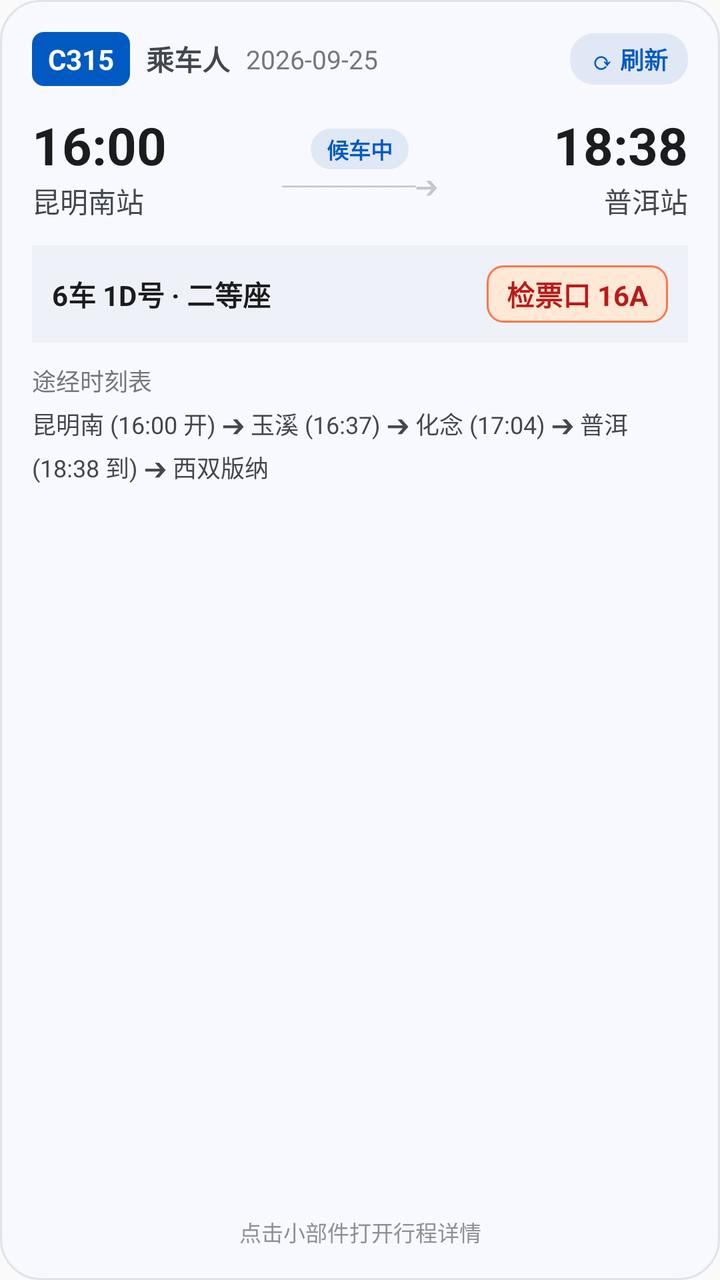
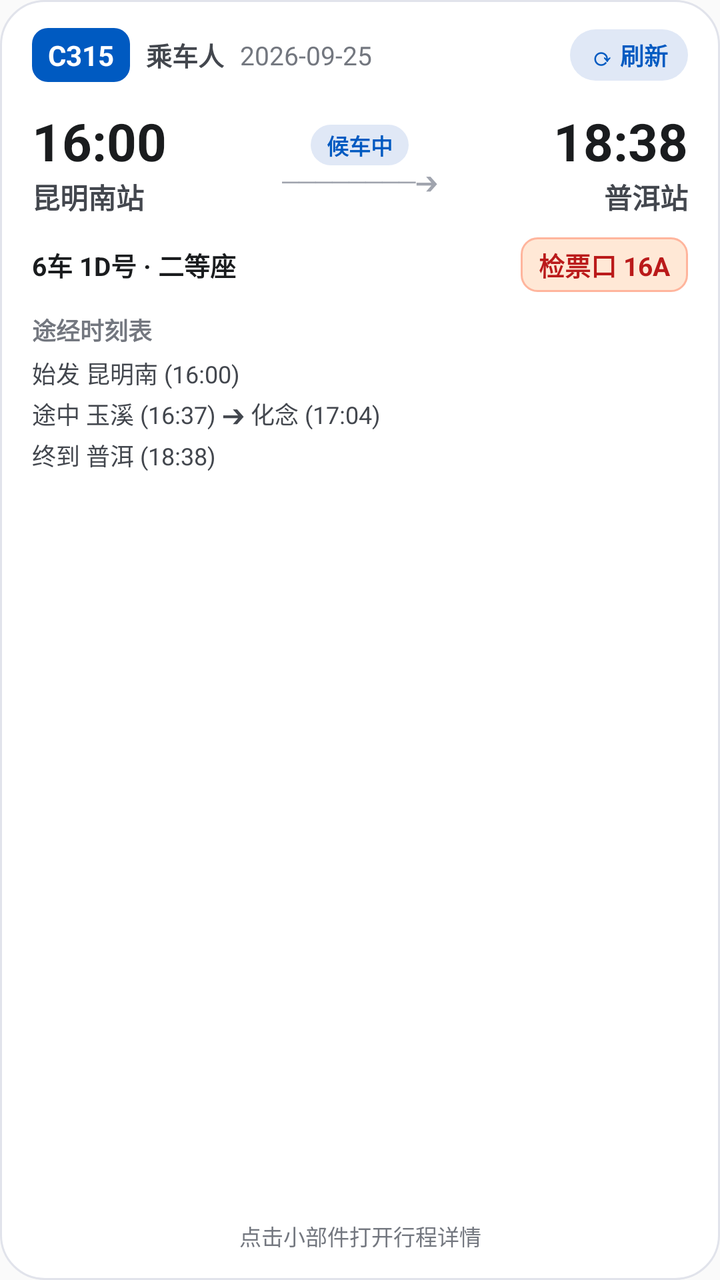

The first picture is an Android layout as it rendered before a commit; the second is the same layout after the commit. The layout source and the unified diff follow.
<!-- AndroidManifest.xml: application theme Theme.RailWidget -->
<!-- res/layout/widget_trip_4x4.xml -->
<?xml version="1.0" encoding="utf-8"?>
<LinearLayout xmlns:android="http://schemas.android.com/apk/res/android"
    android:id="@+id/widget_root"
    android:layout_width="match_parent"
    android:layout_height="match_parent"
    android:background="@drawable/bg_widget_card"
    android:orientation="vertical"
    android:padding="16dp">

    
    <LinearLayout
        android:layout_width="match_parent"
        android:layout_height="wrap_content"
        android:gravity="center_vertical"
        android:orientation="horizontal">

        <TextView
            android:id="@+id/tv_train_code"
            android:layout_width="wrap_content"
            android:layout_height="wrap_content"
            android:background="@drawable/bg_train_badge"
            android:paddingHorizontal="8dp"
            android:paddingVertical="4dp"
            android:text="C315"
            android:textColor="#FFFFFF"
            android:textSize="14sp"
            android:textStyle="bold" />

        <TextView
            android:id="@+id/tv_passenger"
            android:layout_width="wrap_content"
            android:layout_height="wrap_content"
            android:layout_marginStart="8dp"
            android:text="乘车人"
            android:textColor="#43474E"
            android:textSize="14sp"
            android:textStyle="bold" />

        <TextView
            android:id="@+id/tv_date"
            android:layout_width="0dp"
            android:layout_height="wrap_content"
            android:layout_marginStart="8dp"
            android:layout_weight="1"
            android:text="2026-09-25"
            android:textColor="#73777F"
            android:textSize="13sp" />

        
        <TextView
            android:id="@+id/btn_refresh"
            android:layout_width="wrap_content"
            android:layout_height="wrap_content"
            android:background="@drawable/bg_status_pill"
            android:paddingHorizontal="10dp"
            android:paddingVertical="4dp"
            android:text="⟳ 刷新"
            android:textColor="#005AC1"
            android:textSize="12sp"
            android:textStyle="bold" />
    </LinearLayout>

    
    <LinearLayout
        android:layout_width="match_parent"
        android:layout_height="wrap_content"
        android:layout_marginTop="12dp"
        android:gravity="center_vertical"
        android:orientation="horizontal">

        
        <LinearLayout
            android:layout_width="wrap_content"
            android:layout_height="wrap_content"
            android:orientation="vertical">

            <TextView
                android:id="@+id/tv_dep_time"
                android:layout_width="wrap_content"
                android:layout_height="wrap_content"
                android:text="16:00"
                android:textColor="#1A1C1E"
                android:textSize="26sp"
                android:textStyle="bold" />

            <TextView
                android:id="@+id/tv_dep_station"
                android:layout_width="wrap_content"
                android:layout_height="wrap_content"
                android:text="昆明南站"
                android:textColor="#43474E"
                android:textSize="14sp" />
        </LinearLayout>

        
        <LinearLayout
            android:layout_width="0dp"
            android:layout_height="wrap_content"
            android:layout_weight="1"
            android:gravity="center"
            android:orientation="vertical">

            <TextView
                android:id="@+id/tv_status"
                android:layout_width="wrap_content"
                android:layout_height="wrap_content"
                android:background="@drawable/bg_status_pill"
                android:paddingHorizontal="8dp"
                android:paddingVertical="2dp"
                android:text="候车中"
                android:textColor="#005AC1"
                android:textSize="11sp"
                android:textStyle="bold" />

            <TextView
                android:layout_width="wrap_content"
                android:layout_height="wrap_content"
                android:text="────────➔"
                android:textColor="#C4C6D0"
                android:textSize="12sp" />
        </LinearLayout>

        
        <LinearLayout
            android:layout_width="wrap_content"
            android:layout_height="wrap_content"
            android:gravity="end"
            android:orientation="vertical">

            <TextView
                android:id="@+id/tv_arr_time"
                android:layout_width="wrap_content"
                android:layout_height="wrap_content"
                android:text="18:38"
                android:textColor="#1A1C1E"
                android:textSize="26sp"
                android:textStyle="bold" />

            <TextView
                android:id="@+id/tv_arr_station"
                android:layout_width="wrap_content"
                android:layout_height="wrap_content"
                android:text="普洱站"
                android:textColor="#43474E"
                android:textSize="14sp" />
        </LinearLayout>
    </LinearLayout>

    
    <LinearLayout
        android:layout_width="match_parent"
        android:layout_height="wrap_content"
        android:layout_marginTop="12dp"
        android:background="#EFF1F9"
        android:gravity="center_vertical"
        android:orientation="horizontal"
        android:padding="10dp">

        <TextView
            android:id="@+id/tv_seat_detail"
            android:layout_width="0dp"
            android:layout_height="wrap_content"
            android:layout_weight="1"
            android:text="6车 1D号 · 二等座"
            android:textColor="#1A1C1E"
            android:textSize="14sp"
            android:textStyle="bold" />

        <TextView
            android:id="@+id/tv_gate"
            android:layout_width="wrap_content"
            android:layout_height="wrap_content"
            android:background="@drawable/bg_badge_gate"
            android:paddingHorizontal="10dp"
            android:paddingVertical="4dp"
            android:text="检票口 16A"
            android:textColor="#BA1A1A"
            android:textSize="14sp"
            android:textStyle="bold" />
    </LinearLayout>

    
    <TextView
        android:layout_width="wrap_content"
        android:layout_height="wrap_content"
        android:layout_marginTop="10dp"
        android:text="途经时刻表"
        android:textColor="#73777F"
        android:textSize="12sp" />

    <TextView
        android:id="@+id/tv_stops_summary"
        android:layout_width="match_parent"
        android:layout_height="0dp"
        android:layout_marginTop="4dp"
        android:layout_weight="1"
        android:ellipsize="end"
        android:lineSpacingExtra="4dp"
        android:maxLines="3"
        android:text="昆明南 (16:00 开) ➔ 玉溪 (16:37) ➔ 化念 (17:04) ➔ 普洱 (18:38 到) ➔ 西双版纳"
        android:textColor="#43474E"
        android:textSize="12sp" />

    
    <TextView
        android:id="@+id/tv_footnote"
        android:layout_width="match_parent"
        android:layout_height="wrap_content"
        android:gravity="center"
        android:text="点击小部件打开行程详情"
        android:textColor="#8E9099"
        android:textSize="11sp" />

</LinearLayout>
<!-- resources referenced by this layout -->
<resources>
  <!-- drawable bg_badge_gate (drawable) -->
  <?xml version="1.0" encoding="utf-8"?>
  <shape xmlns:android="http://schemas.android.com/apk/res/android"
      android:shape="rectangle">
      <corners android:radius="8dp" />
      <solid android:color="#FFE8D6" />
      <stroke
          android:width="1dp"
          android:color="#FF764C" />
  </shape>
  <!-- drawable bg_status_pill (drawable) -->
  <?xml version="1.0" encoding="utf-8"?>
  <shape xmlns:android="http://schemas.android.com/apk/res/android"
      android:shape="rectangle">
      <corners android:radius="12dp" />
      <solid android:color="#E0E8F6" />
  </shape>
  <!-- drawable bg_train_badge (drawable) -->
  <?xml version="1.0" encoding="utf-8"?>
  <shape xmlns:android="http://schemas.android.com/apk/res/android"
      android:shape="rectangle">
      <corners android:radius="6dp" />
      <solid android:color="#005AC1" />
  </shape>
  <!-- drawable bg_widget_card (drawable) -->
  <?xml version="1.0" encoding="utf-8"?>
  <shape xmlns:android="http://schemas.android.com/apk/res/android"
      android:shape="rectangle">
      <corners android:radius="20dp" />
      <solid android:color="#F8F9FE" />
      <stroke
          android:width="1dp"
          android:color="#E1E2EC" />
  </shape>
  <style name="Theme.RailWidget" parent="android:Theme.Material.Light.NoActionBar">
          <item name="android:statusBarColor">@android:color/transparent</item>
          <item name="android:navigationBarColor">@android:color/transparent</item>
      </style>
</resources>

<!-- the commit's change to res/layout/widget_trip_4x4.xml (unified diff, before → after) -->
@@ -5,7 +5,10 @@
     android:layout_height="match_parent"
     android:background="@drawable/bg_widget_card"
     android:orientation="vertical"
-    android:padding="16dp">
+    android:paddingLeft="16dp"
+    android:paddingTop="14dp"
+    android:paddingRight="16dp"
+    android:paddingBottom="14dp">
 
     
     <LinearLayout
@@ -19,10 +22,12 @@
             android:layout_width="wrap_content"
             android:layout_height="wrap_content"
             android:background="@drawable/bg_train_badge"
-            android:paddingHorizontal="8dp"
-            android:paddingVertical="4dp"
+            android:paddingLeft="8dp"
+            android:paddingTop="4dp"
+            android:paddingRight="8dp"
+            android:paddingBottom="4dp"
             android:text="C315"
-            android:textColor="#FFFFFF"
+            android:textColor="@color/rail_on_primary"
             android:textSize="14sp"
             android:textStyle="bold" />
 
@@ -30,20 +35,28 @@
             android:id="@+id/tv_passenger"
             android:layout_width="wrap_content"
             android:layout_height="wrap_content"
+            android:layout_marginLeft="8dp"
             android:layout_marginStart="8dp"
+            android:ellipsize="end"
+            android:maxLines="1"
+            android:singleLine="true"
             android:text="乘车人"
-            android:textColor="#43474E"
-            android:textSize="14sp"
+            android:textColor="@color/widget_text_secondary"
+            android:textSize="13sp"
             android:textStyle="bold" />
 
         <TextView
             android:id="@+id/tv_date"
             android:layout_width="0dp"
             android:layout_height="wrap_content"
+            android:layout_marginLeft="8dp"
             android:layout_marginStart="8dp"
             android:layout_weight="1"
+            android:ellipsize="end"
+            android:maxLines="1"
+            android:singleLine="true"
             android:text="2026-09-25"
-            android:textColor="#73777F"
+            android:textColor="@color/widget_text_tertiary"
             android:textSize="13sp" />
 
         
@@ -52,10 +65,12 @@
             android:layout_width="wrap_content"
             android:layout_height="wrap_content"
             android:background="@drawable/bg_status_pill"
-            android:paddingHorizontal="10dp"
-            android:paddingVertical="4dp"
+            android:paddingLeft="10dp"
+            android:paddingTop="4dp"
+            android:paddingRight="10dp"
+            android:paddingBottom="4dp"
             android:text="⟳ 刷新"
-            android:textColor="#005AC1"
+            android:textColor="@color/rail_primary"
             android:textSize="12sp"
             android:textStyle="bold" />
     </LinearLayout>
@@ -70,8 +85,10 @@
 
         
         <LinearLayout
-            android:layout_width="wrap_content"
-            android:layout_height="wrap_content"
+            android:layout_width="0dp"
+            android:layout_height="wrap_content"
+            android:layout_weight="1"
+            android:gravity="start|center_vertical"
             android:orientation="vertical">
 
             <TextView
@@ -79,7 +96,7 @@
                 android:layout_width="wrap_content"
                 android:layout_height="wrap_content"
                 android:text="16:00"
-                android:textColor="#1A1C1E"
+                android:textColor="@color/widget_text_primary"
                 android:textSize="26sp"
                 android:textStyle="bold" />
 
@@ -87,16 +104,21 @@
                 android:id="@+id/tv_dep_station"
                 android:layout_width="wrap_content"
                 android:layout_height="wrap_content"
+                android:ellipsize="end"
+                android:maxLines="1"
+                android:singleLine="true"
                 android:text="昆明南站"
-                android:textColor="#43474E"
-                android:textSize="14sp" />
+                android:textColor="@color/widget_text_secondary"
+                android:textSize="14sp"
+                android:textStyle="bold" />
         </LinearLayout>
 
         
         <LinearLayout
-            android:layout_width="0dp"
-            android:layout_height="wrap_content"
-            android:layout_weight="1"
+            android:layout_width="wrap_content"
+            android:layout_height="wrap_content"
+            android:layout_marginLeft="6dp"
+            android:layout_marginRight="6dp"
             android:gravity="center"
             android:orientation="vertical">
 
@@ -105,10 +127,12 @@
                 android:layout_width="wrap_content"
                 android:layout_height="wrap_content"
                 android:background="@drawable/bg_status_pill"
-                android:paddingHorizontal="8dp"
-                android:paddingVertical="2dp"
+                android:paddingLeft="8dp"
+                android:paddingTop="2dp"
+                android:paddingRight="8dp"
+                android:paddingBottom="2dp"
                 android:text="候车中"
-                android:textColor="#005AC1"
+                android:textColor="@color/rail_status_waiting_text"
                 android:textSize="11sp"
                 android:textStyle="bold" />
 
@@ -116,15 +140,16 @@
                 android:layout_width="wrap_content"
                 android:layout_height="wrap_content"
                 android:text="────────➔"
-                android:textColor="#C4C6D0"
+                android:textColor="@color/widget_text_route_arrow"
                 android:textSize="12sp" />
         </LinearLayout>
 
         
         <LinearLayout
-            android:layout_width="wrap_content"
-            android:layout_height="wrap_content"
-            android:gravity="end"
+            android:layout_width="0dp"
+            android:layout_height="wrap_content"
+            android:layout_weight="1"
+            android:gravity="end|center_vertical"
             android:orientation="vertical">
 
             <TextView
@@ -132,7 +157,7 @@
                 android:layout_width="wrap_content"
                 android:layout_height="wrap_content"
                 android:text="18:38"
-                android:textColor="#1A1C1E"
+                android:textColor="@color/widget_text_primary"
                 android:textSize="26sp"
                 android:textStyle="bold" />
 
@@ -140,9 +165,13 @@
                 android:id="@+id/tv_arr_station"
                 android:layout_width="wrap_content"
                 android:layout_height="wrap_content"
+                android:ellipsize="end"
+                android:maxLines="1"
+                android:singleLine="true"
                 android:text="普洱站"
-                android:textColor="#43474E"
-                android:textSize="14sp" />
+                android:textColor="@color/widget_text_secondary"
+                android:textSize="14sp"
+                android:textStyle="bold" />
         </LinearLayout>
     </LinearLayout>
 
@@ -150,20 +179,21 @@
     <LinearLayout
         android:layout_width="match_parent"
         android:layout_height="wrap_content"
-        android:layout_marginTop="12dp"
-        android:background="#EFF1F9"
+        android:layout_marginTop="10dp"
         android:gravity="center_vertical"
-        android:orientation="horizontal"
-        android:padding="10dp">
+        android:orientation="horizontal">
 
         <TextView
             android:id="@+id/tv_seat_detail"
             android:layout_width="0dp"
             android:layout_height="wrap_content"
             android:layout_weight="1"
+            android:ellipsize="end"
+            android:maxLines="1"
+            android:singleLine="true"
             android:text="6车 1D号 · 二等座"
-            android:textColor="#1A1C1E"
-            android:textSize="14sp"
+            android:textColor="@color/widget_text_primary"
+            android:textSize="13sp"
             android:textStyle="bold" />
 
         <TextView
@@ -171,11 +201,16 @@
             android:layout_width="wrap_content"
             android:layout_height="wrap_content"
             android:background="@drawable/bg_badge_gate"
-            android:paddingHorizontal="10dp"
-            android:paddingVertical="4dp"
+            android:ellipsize="end"
+            android:maxLines="1"
+            android:paddingLeft="9dp"
+            android:paddingTop="4dp"
+            android:paddingRight="9dp"
+            android:paddingBottom="4dp"
+            android:singleLine="true"
             android:text="检票口 16A"
-            android:textColor="#BA1A1A"
-            android:textSize="14sp"
+            android:textColor="@color/rail_gate_text"
+            android:textSize="13sp"
             android:textStyle="bold" />
     </LinearLayout>
 
@@ -185,8 +220,9 @@
         android:layout_height="wrap_content"
         android:layout_marginTop="10dp"
         android:text="途经时刻表"
-        android:textColor="#73777F"
-        android:textSize="12sp" />
+        android:textColor="@color/widget_text_tertiary"
+        android:textSize="12sp"
+        android:textStyle="bold" />
 
     <TextView
         android:id="@+id/tv_stops_summary"
@@ -195,10 +231,10 @@
         android:layout_marginTop="4dp"
         android:layout_weight="1"
         android:ellipsize="end"
-        android:lineSpacingExtra="4dp"
+        android:lineSpacingExtra="3dp"
         android:maxLines="3"
-        android:text="昆明南 (16:00 开) ➔ 玉溪 (16:37) ➔ 化念 (17:04) ➔ 普洱 (18:38 到) ➔ 西双版纳"
-        android:textColor="#43474E"
+        android:text="始发 昆明南 (16:00)\n途中 玉溪 (16:37) ➔ 化念 (17:04)\n终到 普洱 (18:38)"
+        android:textColor="@color/widget_text_secondary"
         android:textSize="12sp" />
 
     
@@ -208,7 +244,7 @@
         android:layout_height="wrap_content"
         android:gravity="center"
         android:text="点击小部件打开行程详情"
-        android:textColor="#8E9099"
+        android:textColor="@color/widget_text_tertiary"
         android:textSize="11sp" />
 
 </LinearLayout>
<!-- resource entries referenced after the edit -->
@@ -1,42 +1,55 @@
 <!-- resources referenced by this layout -->
 <resources>
+  <color name="rail_gate_text">#BA1A1A</color>
+  <color name="rail_on_primary">#FFFFFF</color>
+  <color name="rail_primary">#005AC1</color>
+  <color name="rail_status_waiting_text">#005AC1</color>
+  <color name="widget_text_primary">#1A1C1E</color>
+  <color name="widget_text_route_arrow">#A0A4AE</color>
+  <color name="widget_text_secondary">#43474E</color>
+  <color name="widget_text_tertiary">#73777F</color>
   <!-- drawable bg_badge_gate (drawable) -->
   <?xml version="1.0" encoding="utf-8"?>
   <shape xmlns:android="http://schemas.android.com/apk/res/android"
       android:shape="rectangle">
       <corners android:radius="8dp" />
-      <solid android:color="#FFE8D6" />
+      <solid android:color="@color/rail_gate_bg" />
       <stroke
           android:width="1dp"
-          android:color="#FF764C" />
+          android:color="@color/rail_gate_border" />
   </shape>
   <!-- drawable bg_status_pill (drawable) -->
   <?xml version="1.0" encoding="utf-8"?>
   <shape xmlns:android="http://schemas.android.com/apk/res/android"
       android:shape="rectangle">
-      <corners android:radius="12dp" />
-      <solid android:color="#E0E8F6" />
+      <corners android:radius="14dp" />
+      <solid android:color="@color/rail_status_waiting_bg" />
   </shape>
   <!-- drawable bg_train_badge (drawable) -->
   <?xml version="1.0" encoding="utf-8"?>
   <shape xmlns:android="http://schemas.android.com/apk/res/android"
       android:shape="rectangle">
-      <corners android:radius="6dp" />
-      <solid android:color="#005AC1" />
+      <corners android:radius="8dp" />
+      <solid android:color="@color/rail_primary" />
   </shape>
   <!-- drawable bg_widget_card (drawable) -->
   <?xml version="1.0" encoding="utf-8"?>
   <shape xmlns:android="http://schemas.android.com/apk/res/android"
       android:shape="rectangle">
-      <corners android:radius="20dp" />
-      <solid android:color="#F8F9FE" />
+      <corners android:radius="22dp" />
+      <solid android:color="@color/widget_card_bg" />
       <stroke
           android:width="1dp"
-          android:color="#E1E2EC" />
+          android:color="@color/widget_card_border" />
   </shape>
   <style name="Theme.RailWidget" parent="android:Theme.Material.Light.NoActionBar">
           <item name="android:statusBarColor">@android:color/transparent</item>
           <item name="android:navigationBarColor">@android:color/transparent</item>
       </style>
+  <color name="rail_gate_bg">#FFE8D6</color>
+  <color name="rail_gate_border">#FFB59D</color>
+  <color name="rail_status_waiting_bg">#E0E8F6</color>
+  <color name="widget_card_bg">#FFFFFF</color>
+  <color name="widget_card_border">#E1E3EB</color>
 </resources>
 
